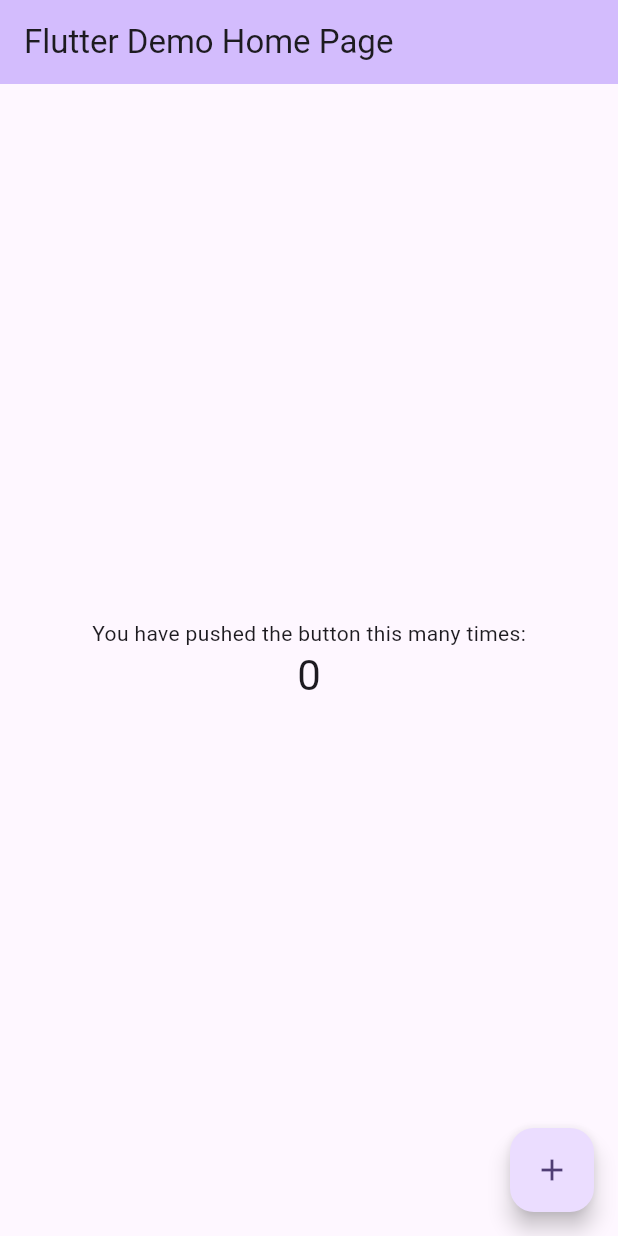
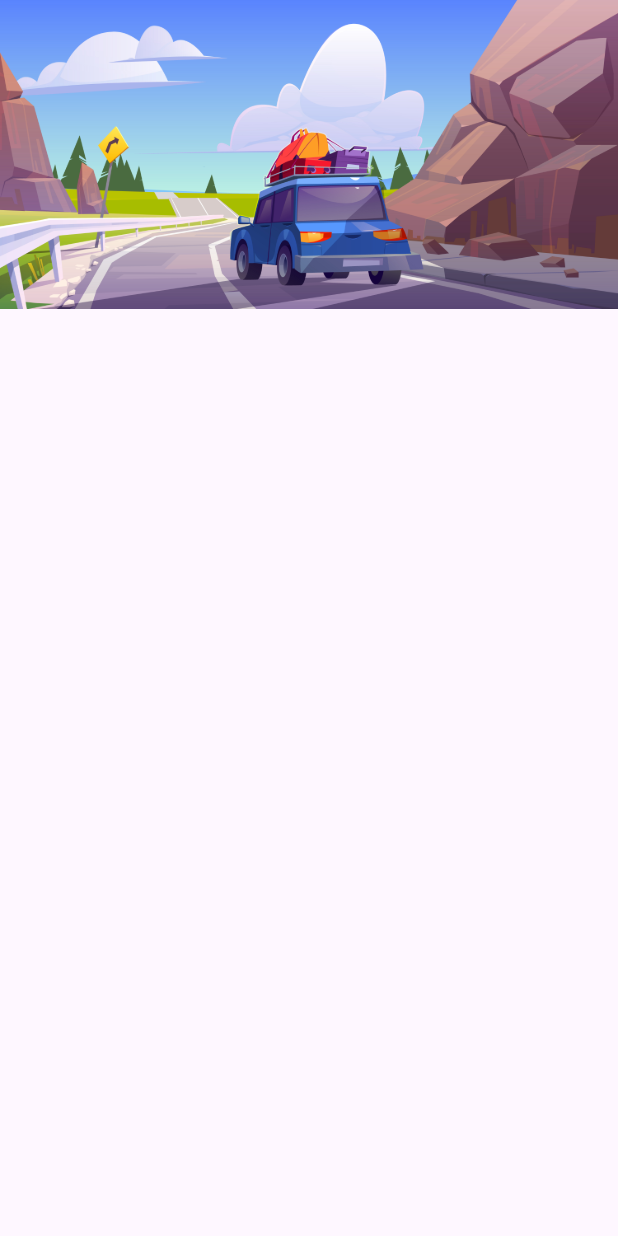
Before and after one commit to amalmohan123/animation, a Flutter app: the screen it shows after launch, on a phone screen of 412 x 824 dp. Run offline on Flutter 3.47's test engine with Material 2 defaults, Android fonts, the phone set to English and light mode, and no system bars.

Commit message:
animation start

```diff
--- a/lib/main.dart
+++ b/lib/main.dart
@@ -1,3 +1,4 @@
+import 'package:animation/view/homepage/hompage.dart';
 import 'package:flutter/material.dart';
 
 void main() {
@@ -10,60 +11,13 @@ class MyApp extends StatelessWidget {
   @override
   Widget build(BuildContext context) {
     return MaterialApp(
+      debugShowCheckedModeBanner: false,
       title: 'Flutter Demo',
       theme: ThemeData(
         colorScheme: ColorScheme.fromSeed(seedColor: Colors.deepPurple),
         useMaterial3: true,
       ),
-      home: const MyHomePage(title: 'Flutter Demo Home Page'),
+      home: const HomePage(title: 'Flutter Demo Home Page'),
     );
   }
 }
-
-class MyHomePage extends StatefulWidget {
-  const MyHomePage({super.key, required this.title});
-
-  final String title;
-
-  @override
-  State<MyHomePage> createState() => _MyHomePageState();
-}
-
-class _MyHomePageState extends State<MyHomePage> {
-  int _counter = 0;
-
-  void _incrementCounter() {
-    setState(() {
-      _counter++;
-    });
-  }
-
-  @override
-  Widget build(BuildContext context) {
-    return Scaffold(
-      appBar: AppBar(
-        backgroundColor: Theme.of(context).colorScheme.inversePrimary,
-        title: Text(widget.title),
-      ),
-      body: Center(
-        child: Column(
-          mainAxisAlignment: MainAxisAlignment.center,
-          children: <Widget>[
-            const Text(
-              'You have pushed the button this many times:',
-            ),
-            Text(
-              '$_counter',
-              style: Theme.of(context).textTheme.headlineMedium,
-            ),
-          ],
-        ),
-      ),
-      floatingActionButton: FloatingActionButton(
-        onPressed: _incrementCounter,
-        tooltip: 'Increment',
-        child: const Icon(Icons.add),
-      ),
-    );
-  }
-}
--- /dev/null
+++ b/lib/view/homepage/hompage.dart
@@ -0,0 +1,29 @@
+import 'package:flutter/material.dart';
+
+class HomePage extends StatefulWidget {
+  const HomePage({super.key, required this.title});
+
+  final String title;
+
+  @override
+  State<HomePage> createState() => _HomePageState();
+}
+
+class _HomePageState extends State<HomePage> {
+  @override
+  Widget build(BuildContext context) {
+    return co(
+      child: Scaffold(
+        body: Container(
+          decoration: BoxDecoration(
+            image: DecorationImage(
+              image: AssetImage('images/2205_w023_n001_2320b_p1_2320.jpg'),
+              fit: BoxFit.fitWidth,
+              alignment: Alignment.topCenter
+            ),
+          ),
+        ),
+      ),
+    );
+  }
+}
--- a/pubspec.yaml
+++ b/pubspec.yaml
@@ -35,6 +35,7 @@ dependencies:
   # The following adds the Cupertino Icons font to your application.
   # Use with the CupertinoIcons class for iOS style icons.
   cupertino_icons: ^1.0.2
+  provider: ^6.0.5
 
 dev_dependencies:
   flutter_test:
@@ -59,8 +60,8 @@ flutter:
   uses-material-design: true
 
   # To add assets to your application, add an assets section, like this:
-  # assets:
-  #   - images/a_dot_burr.jpeg
+  assets:
+    - images/
   #   - images/a_dot_ham.jpeg
 
   # An image asset can refer to one or more resolution-specific "variants", see
```
Also changed, not shown: images/2205_w023_n001_2320b_p1_2320.jpg (added), pubspec.lock.
